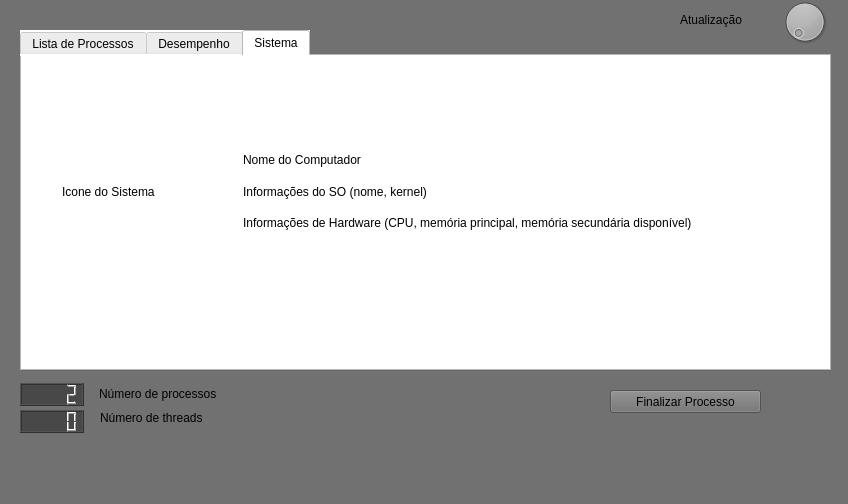
Old version of the form mainwindow.ui in the repository rubenbdpaz-zz/SO_Trab4.
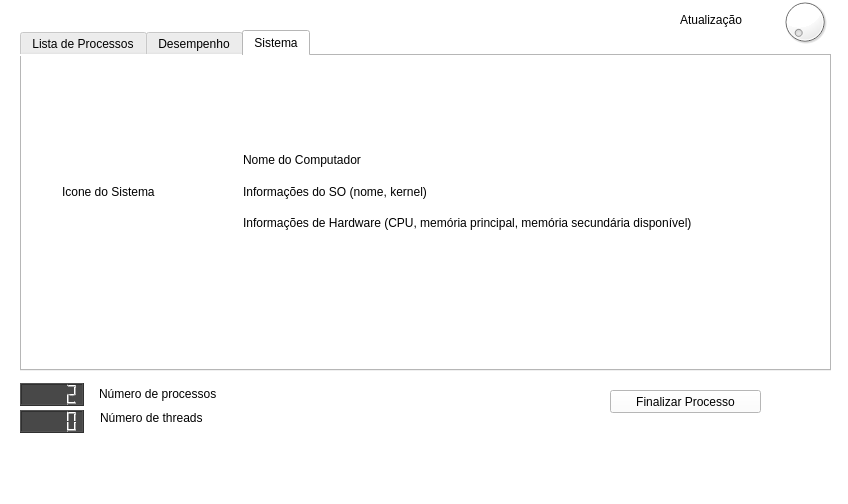
New version of the form. The open tabs and pages were chosen to show the change. Custom widgets are drawn as their Qt base class.

Commit message: novo css

Diff of the .ui file:
```diff
--- a/mainwindow.ui
+++ b/mainwindow.ui
@@ -14,7 +14,7 @@
    <string>System Monitor</string>
   </property>
   <property name="styleSheet">
-   <string notr="true">background-color: rgb(113, 113, 113);</string>
+   <string notr="true">background-color:  white;</string>
   </property>
   <widget class="QWidget" name="centralWidget">
    <widget class="QTabWidget" name="tabWidget">
@@ -27,10 +27,20 @@
      </rect>
     </property>
     <property name="styleSheet">
-     <string notr="true">background-color: white;</string>
+     <string notr="true">background-color: white;
+</string>
+    </property>
+    <property name="tabPosition">
+     <enum>QTabWidget::North</enum>
+    </property>
+    <property name="tabShape">
+     <enum>QTabWidget::Rounded</enum>
     </property>
     <property name="currentIndex">
-     <number>0</number>
+     <number>2</number>
+    </property>
+    <property name="elideMode">
+     <enum>Qt::ElideNone</enum>
     </property>
     <widget class="QWidget" name="abaProcList">
      <attribute name="title">
```
Left out of the diff: 8 changed lines with no effect on the pictures.
